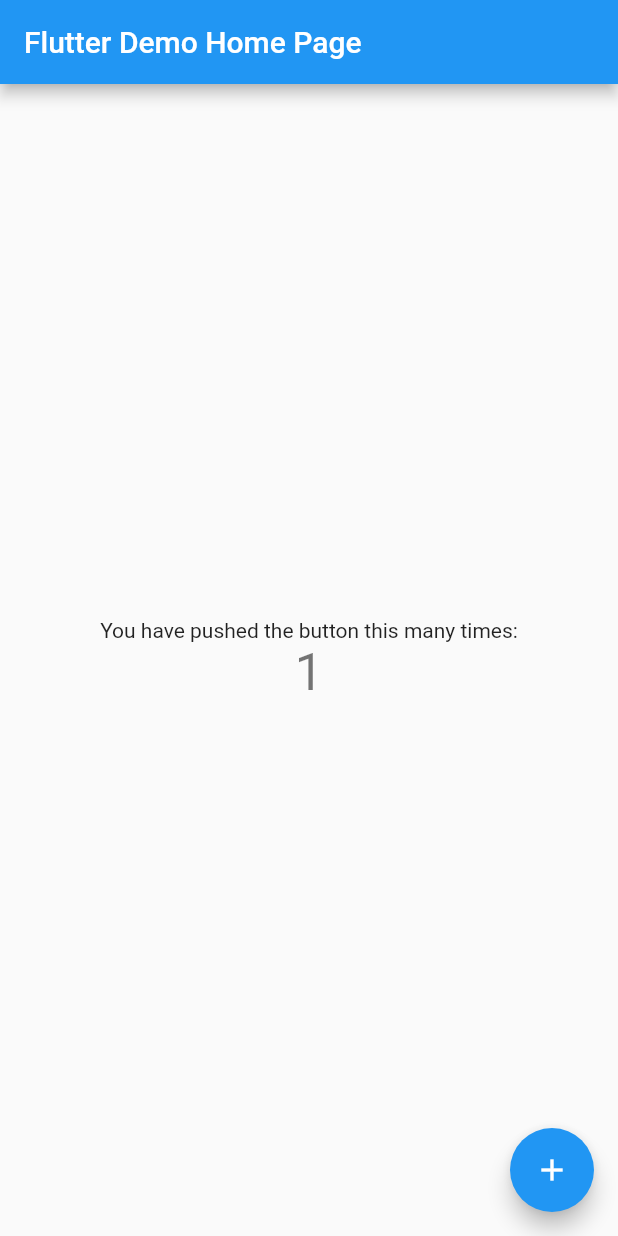
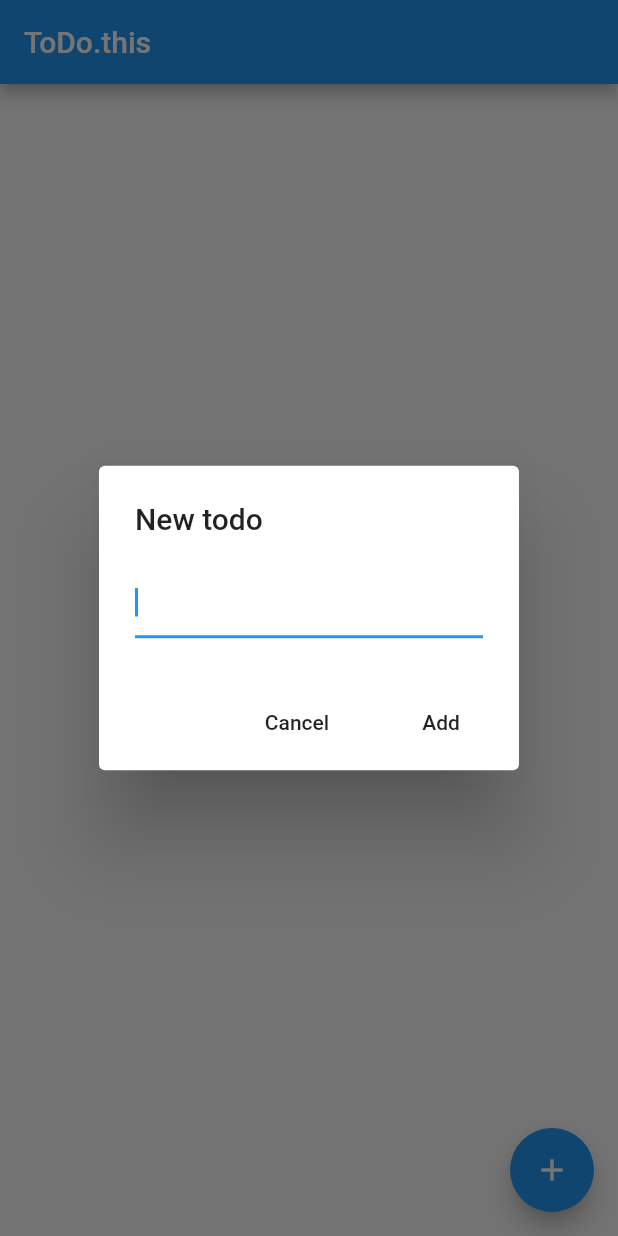
Before and after one commit to whateverbee/to-do-this, a Flutter app: the screen it shows after launch, after a tap on the "add" icon, on a phone screen of 412 x 824 dp. Run offline on Flutter 3.47's test engine with Material 2 defaults, Android fonts, the phone set to English and light mode, and no system bars.

Commit message:
updating remote

```diff
--- a/to_do_this/lib/main.dart
+++ b/to_do_this/lib/main.dart
@@ -1,4 +1,7 @@
 import 'package:flutter/material.dart';
+import 'package:flutter/services.dart';
+
+import 'package:to_do_this/todothis_listscreen.dart';
 
 void main() => runApp(MyApp());
 
@@ -7,105 +10,8 @@ class MyApp extends StatelessWidget {
   @override
   Widget build(BuildContext context) {
     return MaterialApp(
-      title: 'Flutter Demo',
-      theme: ThemeData(
-        // This is the theme of your application.
-        //
-        // Try running your application with "flutter run". You'll see the
-        // application has a blue toolbar. Then, without quitting the app, try
-        // changing the primarySwatch below to Colors.green and then invoke
-        // "hot reload" (press "r" in the console where you ran "flutter run",
-        // or simply save your changes to "hot reload" in a Flutter IDE).
-        // Notice that the counter didn't reset back to zero; the application
-        // is not restarted.
-        primarySwatch: Colors.blue,
-      ),
-      home: MyHomePage(title: 'Flutter Demo Home Page'),
+      title: 'ToDo.this',
+      home: ToDothisListScreen(),
     );
   }
 }
-
-class MyHomePage extends StatefulWidget {
-  MyHomePage({Key key, this.title}) : super(key: key);
-
-  // This widget is the home page of your application. It is stateful, meaning
-  // that it has a State object (defined below) that contains fields that affect
-  // how it looks.
-
-  // This class is the configuration for the state. It holds the values (in this
-  // case the title) provided by the parent (in this case the App widget) and
-  // used by the build method of the State. Fields in a Widget subclass are
-  // always marked "final".
-
-  final String title;
-
-  @override
-  _MyHomePageState createState() => _MyHomePageState();
-}
-
-class _MyHomePageState extends State<MyHomePage> {
-  int _counter = 0;
-
-  void _incrementCounter() {
-    setState(() {
-      // This call to setState tells the Flutter framework that something has
-      // changed in this State, which causes it to rerun the build method below
-      // so that the display can reflect the updated values. If we changed
-      // _counter without calling setState(), then the build method would not be
-      // called again, and so nothing would appear to happen.
-      _counter++;
-    });
-  }
-
-  @override
-  Widget build(BuildContext context) {
-    // This method is rerun every time setState is called, for instance as done
-    // by the _incrementCounter method above.
-    //
-    // The Flutter framework has been optimized to make rerunning build methods
-    // fast, so that you can just rebuild anything that needs updating rather
-    // than having to individually change instances of widgets.
-    return Scaffold(
-      appBar: AppBar(
-        // Here we take the value from the MyHomePage object that was created by
-        // the App.build method, and use it to set our appbar title.
-        title: Text(widget.title),
-      ),
-      body: Center(
-        // Center is a layout widget. It takes a single child and positions it
-        // in the middle of the parent.
-        child: Column(
-          // Column is also layout widget. It takes a list of children and
-          // arranges them vertically. By default, it sizes itself to fit its
-          // children horizontally, and tries to be as tall as its parent.
-          //
-          // Invoke "debug painting" (press "p" in the console, choose the
-          // "Toggle Debug Paint" action from the Flutter Inspector in Android
-          // Studio, or the "Toggle Debug Paint" command in Visual Studio Code)
-          // to see the wireframe for each widget.
-          //
-          // Column has various properties to control how it sizes itself and
-          // how it positions its children. Here we use mainAxisAlignment to
-          // center the children vertically; the main axis here is the vertical
-          // axis because Columns are vertical (the cross axis would be
-          // horizontal).
-          mainAxisAlignment: MainAxisAlignment.center,
-          children: <Widget>[
-            Text(
-              'You have pushed the button this many times:',
-            ),
-            Text(
-              '$_counter',
-              style: Theme.of(context).textTheme.display1,
-            ),
-          ],
-        ),
-      ),
-      floatingActionButton: FloatingActionButton(
-        onPressed: _incrementCounter,
-        tooltip: 'Increment',
-        child: Icon(Icons.add),
-      ), // This trailing comma makes auto-formatting nicer for build methods.
-    );
-  }
-}
--- /dev/null
+++ b/to_do_this/lib/new_todo_dialog.dart
@@ -0,0 +1,35 @@
+import 'package:flutter/material.dart';
+
+import 'package:to_do_this/todo.dart';
+
+class NewTodoDialog extends StatelessWidget {
+  final controller = new TextEditingController();
+
+  @override
+  Widget build(BuildContext context) {
+    return AlertDialog(
+      title: Text('New todo'),
+      content: TextField(
+        controller: controller,
+        autofocus: true,
+      ),
+      actions: <Widget>[
+        FlatButton(
+          child: Text('Cancel'),
+          onPressed: () {
+            Navigator.of(context).pop();
+          },
+        ),
+        FlatButton(
+          child: Text('Add'),
+          onPressed: () {
+            final todo = new Todo(title: controller.value.text);
+            controller.clear();
+
+            Navigator.of(context).pop(todo);
+          },
+        ),
+      ],
+    );
+  }
+}
--- /dev/null
+++ b/to_do_this/lib/todo.dart
@@ -0,0 +1,6 @@
+class Todo {
+  Todo({this.title, this.isDone = false});
+
+  String title;
+  bool isDone;
+}
--- /dev/null
+++ b/to_do_this/lib/todolist.dart
@@ -0,0 +1,31 @@
+import 'package:flutter/material.dart';
+import 'package:to_do_this/todo.dart';
+
+typedef ToggleTodoCallback = void Function(Todo, bool);
+
+class TodoList extends StatelessWidget {
+  TodoList({@required this.todos, this.onTodoToggle});
+
+  final List<Todo> todos;
+  final ToggleTodoCallback onTodoToggle;
+
+
+  Widget _buildItem(BuildContext context, int index) {
+    final todo = todos[index];
+    return CheckboxListTile(
+      value: todo.isDone,
+      title: Text(todo.title),
+      onChanged: (bool isChecked) {
+        onTodoToggle(todo, isChecked);
+      },
+    );
+  }
+
+  @override
+  Widget build(BuildContext context) {
+    return ListView.builder(
+      itemCount: todos.length,
+      itemBuilder: _buildItem,
+    );
+  }
+}
--- /dev/null
+++ b/to_do_this/lib/todothis_listscreen.dart
@@ -0,0 +1,51 @@
+import 'package:flutter/material.dart';
+import 'package:to_do_this/new_todo_dialog.dart';
+import 'package:to_do_this/todo.dart';
+import 'package:to_do_this/todolist.dart';
+
+class ToDothisListScreen extends StatefulWidget {
+  @override
+  _TodoListScreenState createState() => _TodoListScreenState();
+}
+
+class _TodoListScreenState extends State<ToDothisListScreen> {
+  List<Todo> todos = [];
+
+  TextEditingController controller = new TextEditingController();
+
+  _toggleTodo(Todo todo, bool isChecked) {
+    setState(() {
+      todo.isDone = isChecked;
+    });
+  }
+
+  _addTodo() async {
+    final todo = await showDialog<Todo>(
+      context: context,
+      builder: (BuildContext context) {
+        return NewTodoDialog();
+      },
+  );
+
+  if (todo != null) {
+    setState(() {
+      todos.add(todo);
+    });
+  }
+}
+
+  @override
+  Widget build(BuildContext context) {
+  return Scaffold(
+    appBar: AppBar(title: Text('ToDo.this')),
+    body: TodoList(
+      todos: todos,
+      onTodoToggle: _toggleTodo,
+      ),
+    floatingActionButton: FloatingActionButton(
+      child: Icon(Icons.add),
+      onPressed: _addTodo,
+      ),
+    );
+  }
+}
```
Also changed, not shown: 3 other files.
